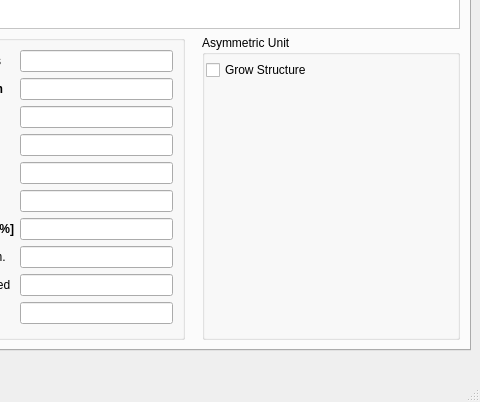
Old version of the form gui/strf_main.ui in the repository dkratzert/StructureFinder; both pictures show x 800 to 1280 and y 313 to 715 of the 1280 by 715 pixel window.
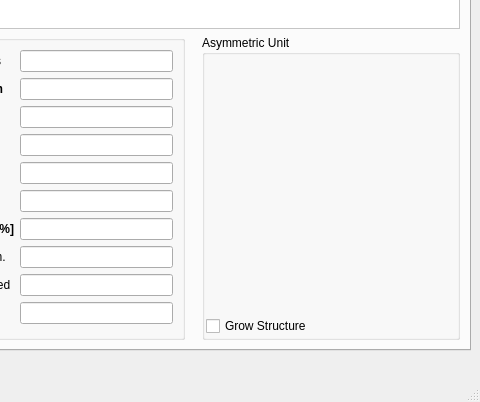
New version of the form. Custom widgets are drawn as their Qt base class.

Commit message: display molecule works again

```diff
--- a/gui/strf_main.ui
+++ b/gui/strf_main.ui
@@ -891,6 +891,9 @@
                <property name="bottomMargin">
                 <number>1</number>
                </property>
+               <item>
+                <widget class="MoleculeWidget" name="render_widget" native="true"/>
+               </item>
                <item>
                 <widget class="QCheckBox" name="growCheckBox">
                  <property name="text">
@@ -898,9 +901,6 @@
                  </property>
                 </widget>
                </item>
-               <item>
-                <widget class="QWidget" name="openglview" native="true"/>
-               </item>
               </layout>
              </widget>
             </item>
@@ -3248,6 +3248,14 @@
    </property>
   </action>
  </widget>
+ <customwidgets>
+  <customwidget>
+   <class>MoleculeWidget</class>
+   <extends>QWidget</extends>
+   <header>displaymol.molecule2D.h</header>
+   <container>1</container>
+  </customwidget>
+ </customwidgets>
  <tabstops>
   <tabstop>importDirButton</tabstop>
   <tabstop>importDatabaseButton</tabstop>
```
The commit also changes 6 other files.
